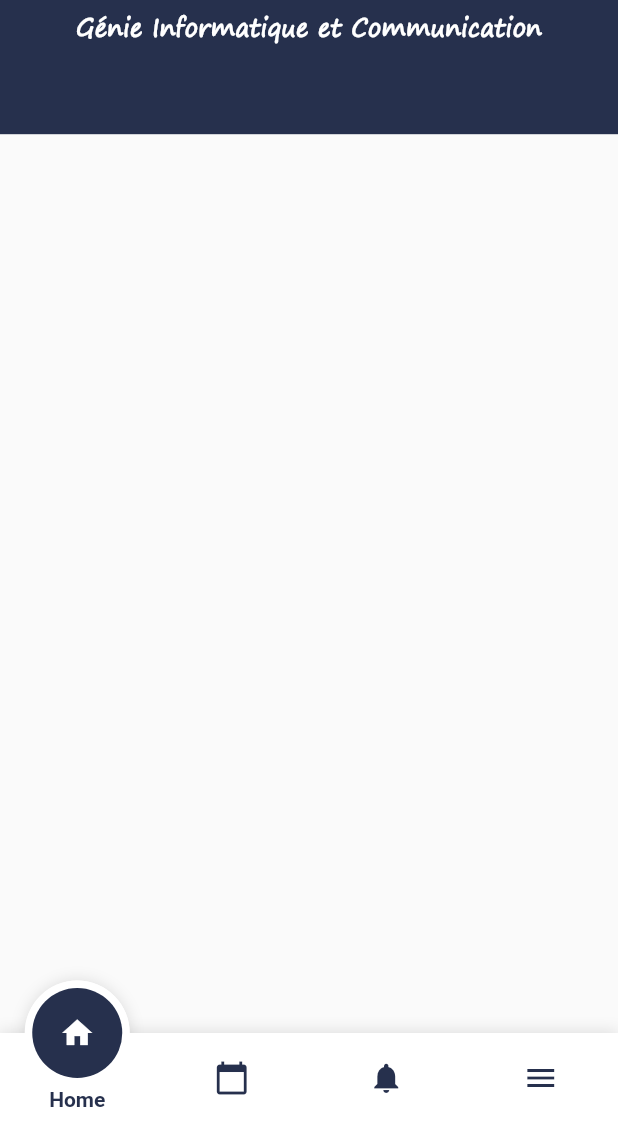
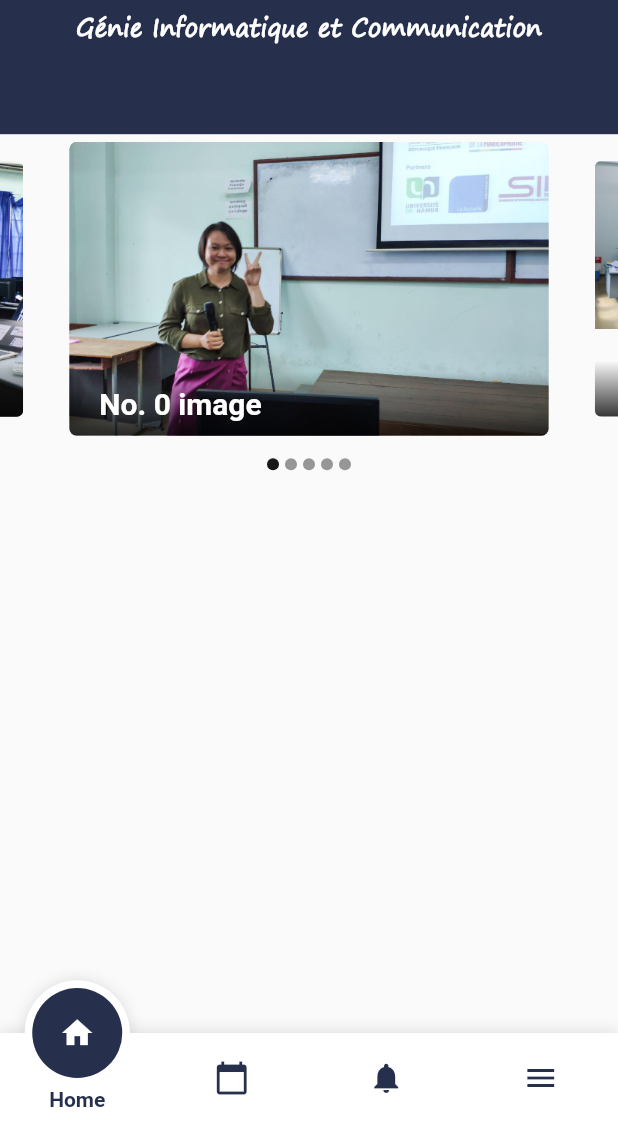
Before and after one commit to SreySokhom/GIC_Website, a Flutter app: the screen it shows after launch, on a phone screen of 412 x 824 dp, the part 113-1236 px from its top. Run offline on Flutter 3.47's test engine with Material 2 defaults, Android fonts, the phone set to English and light mode, and no system bars; drawn by our look-alikes of carousel_slider, fancy_bottom_navigation; our stand-ins replace splashscreen.

Commit message:
Update homescreen

```diff
--- a/lib/screens/Home.dart
+++ b/lib/screens/Home.dart
@@ -1,4 +1,60 @@
 import 'package:flutter/material.dart';
+import 'package:carousel_slider/carousel_slider.dart';
+
+final List<String> imgList = [
+  'assets/images/teacher.jpg',
+  'assets/images/department.jpg',
+  'assets/images/party.jpg',
+  'assets/images/present.jpg',
+  'assets/images/teacheridol.jpg',
+];
+
+final List child = map<Widget>(
+  imgList,
+      (index, i) {
+    return Container(
+      margin: EdgeInsets.all(5.0),
+      child: ClipRRect(
+        borderRadius: BorderRadius.all(Radius.circular(5.0)),
+        child: Stack(children: <Widget>[
+          Image.asset(i, fit: BoxFit.cover, width: 1000.0),
+          Positioned(
+            bottom: 0.0,
+            left: 0.0,
+            right: 0.0,
+            child: Container(
+              decoration: BoxDecoration(
+                gradient: LinearGradient(
+                  colors: [Color.fromARGB(200, 0, 0, 0), Color.fromARGB(0, 0, 0, 0)],
+                  begin: Alignment.bottomCenter,
+                  end: Alignment.topCenter,
+                ),
+              ),
+              padding: EdgeInsets.symmetric(vertical: 10.0, horizontal: 20.0),
+              child: Text(
+                'No. $index image',
+                style: TextStyle(
+                  color: Colors.white,
+                  fontSize: 20.0,
+                  fontWeight: FontWeight.bold,
+                ),
+              ),
+            ),
+          ),
+        ]),
+      ),
+    );
+  },
+).toList();
+
+List<T> map<T>(List list, Function handler) {
+  List<T> result = [];
+  for (var i = 0; i < list.length; i++) {
+    result.add(handler(i, list[i]));
+  }
+
+  return result;
+}
 
 class Home extends StatefulWidget {
   @override
@@ -7,6 +63,7 @@ class Home extends StatefulWidget {
 }
 
 class _HomeState extends State<Home> {
+  int _current = 0;
   @override
   Widget build(BuildContext context) {
     // TODO: implement build
@@ -41,8 +98,42 @@ class _HomeState extends State<Home> {
                       ),
                     )
                 ),
+                Column(
+                  children: <Widget>[
+                    CarouselSlider(
+                      items: child,
+                      autoPlay: true,
+                      enlargeCenterPage: true,
+                      aspectRatio: 2.0,
+                      onPageChanged: (index) {
+                        setState(() {
+                          _current = index;
+                        });
+                      },
+                    ),
+                  ],
+                ),
+                Row(
+                  mainAxisAlignment: MainAxisAlignment.center,
+                  children: map<Widget>(
+                    imgList,
+                        (index, url) {
+                      return Container(
+                        width: 8.0,
+                        height: 8.0,
+                        margin: EdgeInsets.symmetric(vertical: 10.0, horizontal: 2.0),
+                        decoration: BoxDecoration(
+                            shape: BoxShape.circle,
+                            color: _current == index
+                                ? Color.fromRGBO(0, 0, 0, 0.9)
+                                : Color.fromRGBO(0, 0, 0, 0.4)),
+                      );
+                    },
+                  ),
+                ),
               ],
             ),
+
           )
       ),
     );
--- a/pubspec.yaml
+++ b/pubspec.yaml
@@ -22,6 +22,7 @@ dependencies:
   splashscreen: ^1.2.0
   fancy_bottom_navigation: ^0.3.2
   url_launcher: ^5.4.1
+  carousel_slider: ^1.3.0
 
   # The following adds the Cupertino Icons font to your application.
   # Use with the CupertinoIcons class for iOS style icons.
```
Also changed, not shown: assets/images/department.jpg (added), assets/images/party.jpg (added), assets/images/present.jpg (added), assets/images/teacher.jpg (added), assets/images/teacheridol.jpg (added), pubspec.lock.
